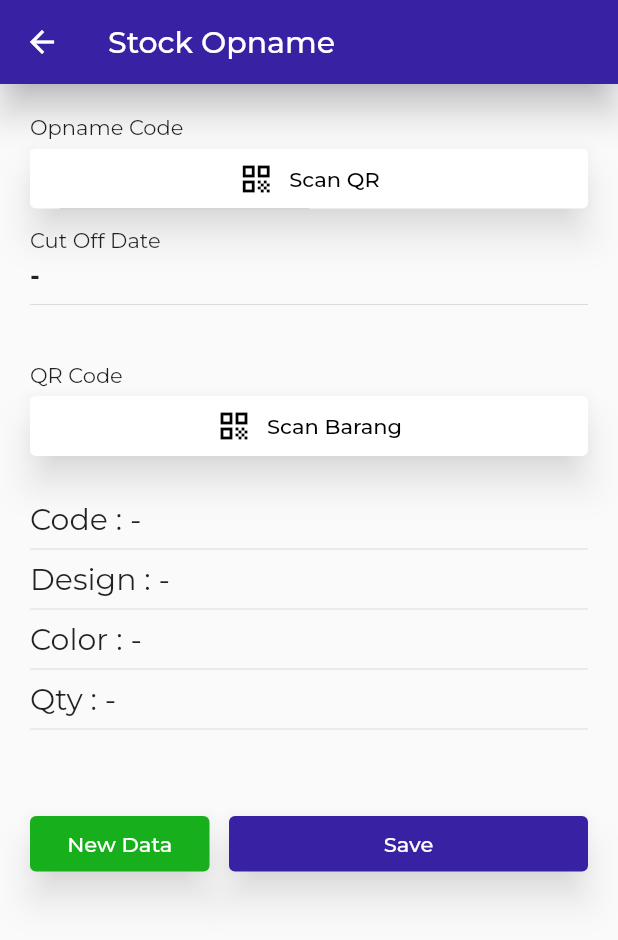
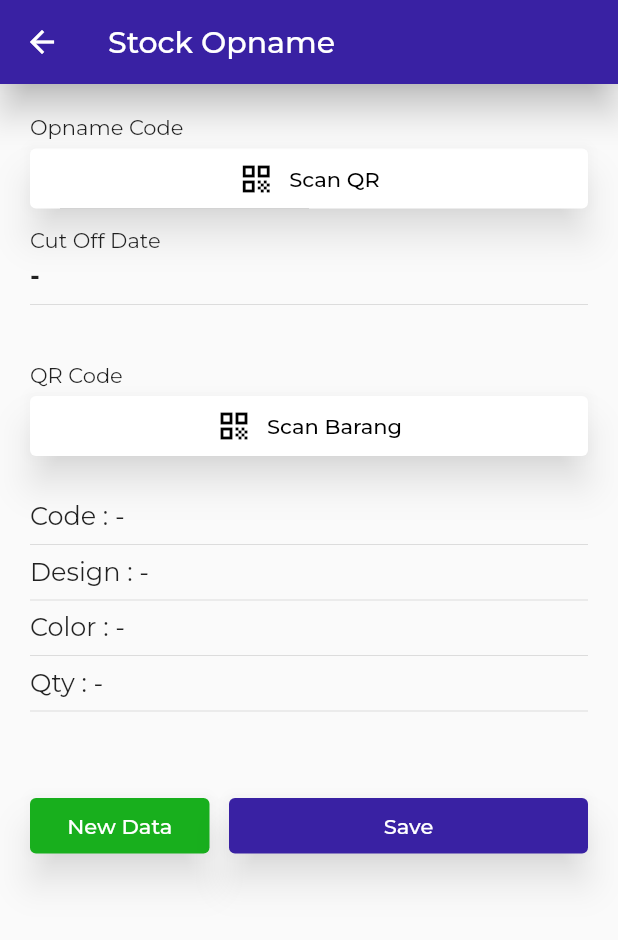
Before and after one commit to akbarginanjar/app_flutter, a Flutter app: the StockOpname screen opened directly, after a tap on "Scan Barang", on a phone screen of 412 x 824 dp. Shown: the top 940 px of the screen. Run offline on Flutter 3.47's test engine with Material 2 defaults, Android fonts, the phone set to English and light mode, and no system bars; our stand-ins replace flutter_easyloading, get, get_storage, google_fonts; missing offline and left inert: flutter_barcode_scanner, splash_screen_view; accounts and stored records are empty; network calls fail.

```diff
--- /dev/null
+++ b/lib/models/barang_model.dart
@@ -0,0 +1,45 @@
+class Barang {
+  String? stockopnamedOid;
+  String? stockopnamedStockopnameOid;
+  int? stockopnamedPtId;
+  String? designName;
+  String? colorCode;
+  String? umCode;
+  String? stockopnamedBarcode;
+  int? stockopnamedQty;
+  int? stockopnamedQtyOpname;
+  String? stockopnamedInvStatus;
+  String? stockopnamedStatus;
+  String? stockopnamedUpdBy;
+
+  Barang(
+      {this.stockopnamedOid,
+      this.stockopnamedStockopnameOid,
+      this.stockopnamedPtId,
+      this.designName,
+      this.colorCode,
+      this.umCode,
+      this.stockopnamedBarcode,
+      this.stockopnamedQty,
+      this.stockopnamedQtyOpname,
+      this.stockopnamedInvStatus,
+      this.stockopnamedStatus,
+      this.stockopnamedUpdBy});
+
+  factory Barang.fromJson(Map<String, dynamic> json) {
+    return Barang(
+      stockopnamedOid: json['stockopnamed_oid'] ?? '',
+      stockopnamedStockopnameOid: json['stockopnamed_stockopname_oid'] ?? '',
+      stockopnamedPtId: json['stockopnamed_pt_id'] ?? 0,
+      designName: json['design_name'] ?? '',
+      colorCode: json['color_code'] ?? '',
+      umCode: json['um_code'] ?? '',
+      stockopnamedBarcode: json['stockopnamed_barcode'] ?? '',
+      stockopnamedQty: json['stockopnamed_qty'] ?? 0,
+      stockopnamedQtyOpname: json['stockopnamed_qty_opname'] ?? 0,
+      stockopnamedInvStatus: json['stockopnamed_inv_status'] ?? '',
+      stockopnamedStatus: json['stockopnamed_status'] ?? '',
+      stockopnamedUpdBy: json['stockopnamed_upd_by'] ?? '',
+    );
+  }
+}
--- a/lib/services/opname_code_service.dart
+++ b/lib/services/opname_code_service.dart
@@ -3,26 +3,22 @@ import 'dart:io';
 
 import 'package:app_flutter/env.dart';
 import 'package:app_flutter/views/login.dart';
-import 'package:flutter_barcode_scanner/flutter_barcode_scanner.dart';
-import 'package:flutter_easyloading/flutter_easyloading.dart';
 import 'package:get/get.dart';
 import 'package:get_storage/get_storage.dart';
 
+import '../models/barang_model.dart';
 import '../models/opname_code_model.dart';
 
 class OpnameCodeController extends GetConnect {
   Future<OpnameCode> getOpnameCode({required String code}) async {
     try {
       final String token = GetStorage().read('token');
-      // code = await FlutterBarcodeScanner.scanBarcode(
-      //     '#009922', 'CANCEL', true, ScanMode.DEFAULT);
       final query = {
         "code": code,
       };
       final conn = await get('$url/StockOpname/GetOpnameCode',
           headers: {'authorization': 'Bearer $token'}, query: query);
       if (conn.statusCode == 200) {
-        print(conn.body);
         return OpnameCode.fromJson(conn.body);
       } else if (conn.statusCode == 401) {
         Get.offAll(const LoginScreen());
@@ -39,9 +35,40 @@ class OpnameCodeController extends GetConnect {
       Get.snackbar('Masalah Koneksi', e.message);
     } on Error catch (e) {
       Get.snackbar(e.toString(), e.stackTrace.toString());
-      // print('$e, ${e.stackTrace}');
     }
 
     return OpnameCode();
   }
+
+  Future<Barang> getBarang(
+      {required String opnameOid, required String qrCode}) async {
+    try {
+      final String token = GetStorage().read('token');
+      final query = {
+        "opname_oid": opnameOid,
+        "qr_code": qrCode,
+      };
+      final conn = await get('$url/StockOpname/GetDataQR',
+          headers: {'authorization': 'Bearer $token'}, query: query);
+      if (conn.statusCode == 200) {
+        return Barang.fromJson(conn.body);
+      } else if (conn.statusCode == 401) {
+        Get.offAll(const LoginScreen());
+        Get.snackbar('Masa Aktif Akun Habis', 'Silahkan login kembali');
+      }
+      // Get.snackbar('Terjadi Masalah', conn.body['message']);
+    } on TimeoutException {
+      Get.snackbar('Masalah Koneksi',
+          'Jaringan lemah\nsilahkan perbaiki jaringan anda!');
+    } on SocketException {
+      Get.snackbar('Masalah Koneksi',
+          'Data dalam keadaan mati\nsilahkan nyalakan data anda!');
+    } on HttpException catch (e) {
+      Get.snackbar('Masalah Koneksi', e.message);
+    } on Error catch (e) {
+      Get.snackbar(e.toString(), e.stackTrace.toString());
+    }
+
+    return Barang();
+  }
 }
--- a/lib/views/stock_opname/stock_opname.dart
+++ b/lib/views/stock_opname/stock_opname.dart
@@ -4,6 +4,7 @@ import 'package:flutter/material.dart';
 import 'package:flutter_barcode_scanner/flutter_barcode_scanner.dart';
 import 'package:google_fonts/google_fonts.dart';
 
+import '../../models/barang_model.dart';
 import '../../services/opname_code_service.dart';
 
 class StockOpname extends StatefulWidget {
@@ -14,11 +15,15 @@ class StockOpname extends StatefulWidget {
 }
 
 class _StockOpnameState extends State<StockOpname> {
+  // TextEditingController qrCode = TextEditingController();
   // TextEditingController code = TextEditingController();
   OpnameCodeController opnameCodeController = OpnameCodeController();
   String code = '';
+  String qrCode = '';
   // ignore: prefer_typing_uninitialized_variables
-  var triger;
+  var trigerOpname;
+  // ignore: prefer_typing_uninitialized_variables
+  var trigerBarang;
   // String getcode = '';
 
   // Future scanbarcode() async {
@@ -27,17 +32,18 @@ class _StockOpnameState extends State<StockOpname> {
   // }
 
   checkScan() async {
-    await opnameCodeController.getOpnameCode(code: code);
+    // await opnameCodeController.getOpnameCode(code: code.text);
     code = await FlutterBarcodeScanner.scanBarcode(
         '#009922', 'CANCEL', true, ScanMode.DEFAULT);
     setState(() {
-      triger = OpnameCode();
+      trigerOpname = OpnameCode();
     });
   }
 
   @override
   void initState() {
-    triger = OpnameCode();
+    trigerOpname = OpnameCode();
+    trigerBarang = Barang();
     super.initState();
   }
 
@@ -117,30 +123,54 @@ class _StockOpnameState extends State<StockOpname> {
                             ),
                           ),
                         ),
-                      ],
-                    );
-                  }
-                  return const CircularProgressIndicator(
-                    color: Color.fromARGB(255, 199, 199, 199),
-                  );
-                }),
+                        // TextFormField(
+                        //   controller: TextEditingController(
+                        //       text: snapshot.data!.stockopnameOid.toString()),
+                        // ),
+                        // TextFormField(
+                        //   controller: qrCode,
+                        // ),
+                        // ElevatedButton(
+                        //   onPressed: () {
+                        //     opnameCodeController.getBarang(
+                        //       opnameOid:
+                        //           snapshot.data!.stockopnameOid.toString(),
+                        //       qrCode: qrCode.text,
+                        //     );
+                        //   },
+                        //   child: const Text('cek'),
+                        // )
+
                         const Divider(),
                         const SizedBox(height: 30),
-            Text(
+                        Align(
+                          alignment: Alignment.centerLeft,
+                          child: Text(
                             'QR Code',
                             style: GoogleFonts.montserrat(),
                           ),
+                        ),
+                        // TextFormField(
+                        //   controller: qrCode,
+                        // ),
                         const SizedBox(height: 6),
-            // TextFormField(
-            //   controller: code,
-            // ),
                         SizedBox(
                           height: 40,
                           child: ElevatedButton(
-                onPressed: () {
+                            onPressed: () async {
                               // scanbarcode();
                               // opnameCodeController.getOpnameCode(code: code.text);
-                  // checkScan();
+
+                              qrCode = await FlutterBarcodeScanner.scanBarcode(
+                                  '#009922', 'CANCEL', true, ScanMode.DEFAULT);
+                              // opnameCodeController.getBarang(
+                              //   opnameOid:
+                              //       snapshot.data!.stockopnameOid.toString(),
+                              //   qrCode: qrCode,
+                              // );
+                              setState(() {
+                                trigerBarang = Barang();
+                              });
                             },
                             style: ElevatedButton.styleFrom(
                               backgroundColor: Colors.white,
@@ -157,56 +187,111 @@ class _StockOpnameState extends State<StockOpname> {
                                 const SizedBox(width: 10),
                                 Text(
                                   "Scan Barang",
-                      style: GoogleFonts.montserrat(color: Colors.black),
+                                  style: GoogleFonts.montserrat(
+                                      color: Colors.black),
                                 ),
                               ],
                             ),
                           ),
                         ),
                         const SizedBox(height: 30),
+                        FutureBuilder<Barang>(
+                            future: OpnameCodeController().getBarang(
+                                opnameOid:
+                                    snapshot.data!.stockopnameOid.toString(),
+                                qrCode: qrCode),
+                            builder: (context, snapshot) {
+                              if (snapshot.hasData) {
+                                return Column(
+                                  children: [
                                     Row(
                                       children: [
                                         Text(
                                           'Code : ',
-                  style: GoogleFonts.montserrat(fontSize: 20),
+                                          style: GoogleFonts.montserrat(
+                                              fontSize: 17),
                                         ),
-                Text('-', style: GoogleFonts.montserrat(fontSize: 20)),
+                                        Text(
+                                            snapshot.data!
+                                                        .stockopnamedBarcode ==
+                                                    null
+                                                ? '-'
+                                                : snapshot
+                                                    .data!.stockopnamedBarcode
+                                                    .toString(),
+                                            style: GoogleFonts.montserrat(
+                                                fontSize: 17)),
                                       ],
                                     ),
                                     const Divider(),
-
                                     Row(
                                       children: [
                                         Text(
                                           'Design : ',
-                  style: GoogleFonts.montserrat(fontSize: 20),
+                                          style: GoogleFonts.montserrat(
+                                              fontSize: 17),
                                         ),
-                Text('-', style: GoogleFonts.montserrat(fontSize: 20)),
+                                        Text(
+                                            snapshot.data!.designName == null
+                                                ? '-'
+                                                : snapshot.data!.designName
+                                                    .toString(),
+                                            style: GoogleFonts.montserrat(
+                                                fontSize: 17)),
                                       ],
                                     ),
                                     const Divider(),
-
                                     Row(
                                       children: [
                                         Text(
                                           'Color : ',
-                  style: GoogleFonts.montserrat(fontSize: 20),
+                                          style: GoogleFonts.montserrat(
+                                              fontSize: 17),
                                         ),
-                Text('-', style: GoogleFonts.montserrat(fontSize: 20)),
+                                        Text(
+                                            snapshot.data!.colorCode == null
+                                                ? '-'
+                                                : snapshot.data!.colorCode
+                                                    .toString(),
+                                            style: GoogleFonts.montserrat(
+                                                fontSize: 17)),
                                       ],
                                     ),
                                     const Divider(),
-
                                     Row(
                                       children: [
                                         Text(
                                           'Qty : ',
-                  style: GoogleFonts.montserrat(fontSize: 20),
+                                          style: GoogleFonts.montserrat(
+                                              fontSize: 17),
                                         ),
-                Text('-', style: GoogleFonts.montserrat(fontSize: 20)),
+                                        Text(
+                                            snapshot.data!.stockopnamedQty ==
+                                                    null
+                                                ? '-'
+                                                : snapshot.data!.stockopnamedQty
+                                                    .toString(),
+                                            style: GoogleFonts.montserrat(
+                                                fontSize: 17)),
                                       ],
                                     ),
                                     const Divider(),
+                                  ],
+                                );
+                              }
+                              return const CircularProgressIndicator(
+                                color: Color.fromARGB(255, 199, 199, 199),
+                              );
+                            }),
+                      ],
+                    );
+                  }
+                  return const Center(
+                    child: CircularProgressIndicator(
+                      color: Color.fromARGB(255, 199, 199, 199),
+                    ),
+                  );
+                }),
             const SizedBox(height: 50),
             Row(
               mainAxisAlignment: MainAxisAlignment.spaceBetween,
@@ -217,12 +302,12 @@ class _StockOpnameState extends State<StockOpname> {
                     height: 37,
                     child: ElevatedButton(
                       onPressed: () {},
-                      child: Text('New Data', style: GoogleFonts.montserrat()),
                       style: ElevatedButton.styleFrom(
-                        backgroundColor: Color.fromARGB(255, 24, 175, 29),
+                        backgroundColor: const Color.fromARGB(255, 24, 175, 29),
                         elevation: 10,
                         shadowColor: Colors.black54,
                       ),
+                      child: Text('New Data', style: GoogleFonts.montserrat()),
                     ),
                   ),
                 ),
@@ -234,12 +319,12 @@ class _StockOpnameState extends State<StockOpname> {
                     width: 100,
                     child: ElevatedButton(
                       onPressed: () {},
-                      child: Text('Save', style: GoogleFonts.montserrat()),
                       style: ElevatedButton.styleFrom(
                         backgroundColor: primary,
                         elevation: 10,
                         shadowColor: Colors.black54,
                       ),
+                      child: Text('Save', style: GoogleFonts.montserrat()),
                     ),
                   ),
                 )
```
Also changed, not shown: lib/services/barang_service.dart (added). Lines whose indentation alone changed are shown as unchanged.
